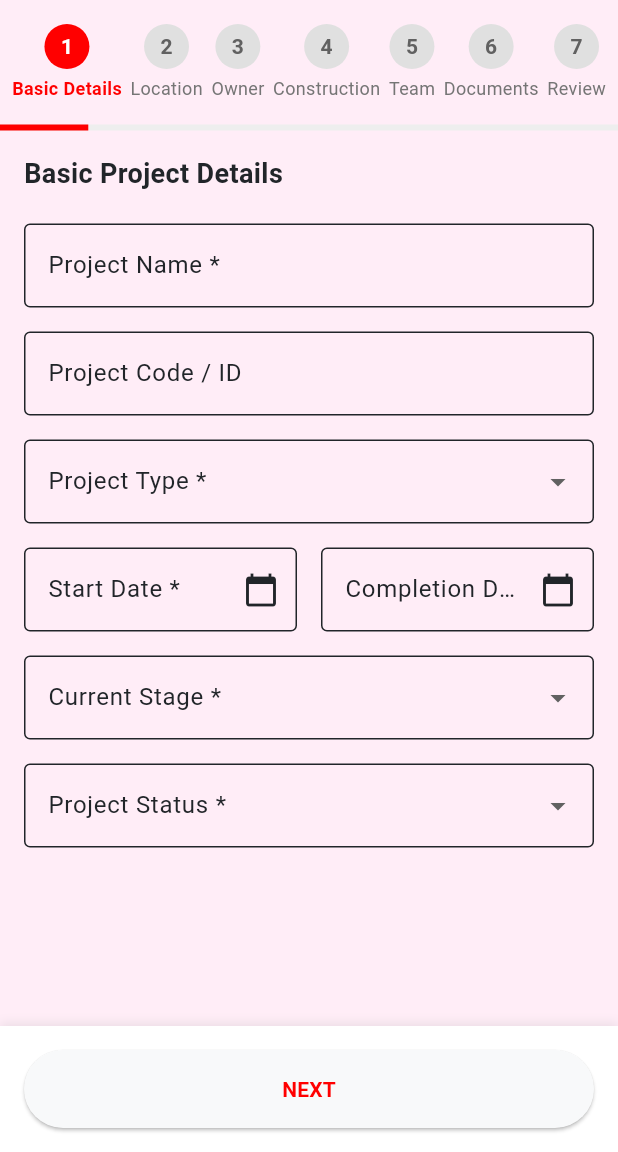
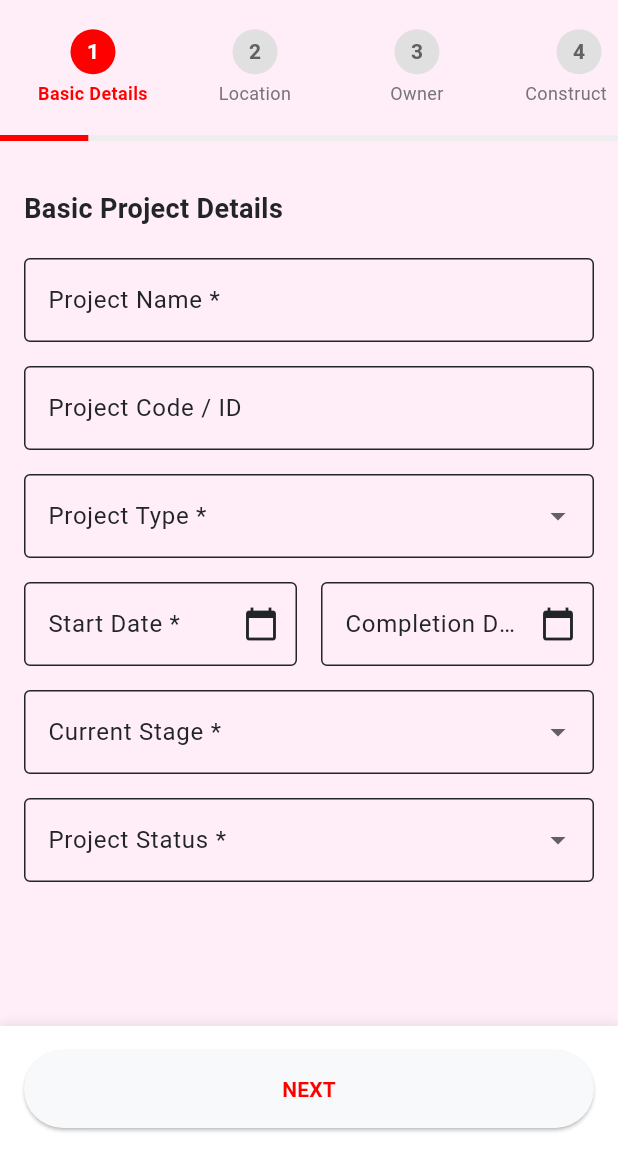
Before and after one commit to vara-prasad-f9/app-bharat-demo, a Flutter app: the AddProjectScreen widget shown alone on an empty page, opened directly, on a phone screen of 412 x 824 dp, the part 84-1236 px from its top. Run offline on Flutter 3.47's test engine with Material 3 defaults, Android fonts, the phone set to English and light mode, and no system bars; our stand-ins replace flutter_riverpod, geocoding, geolocator, go_router, shared_preferences; accounts and stored records are empty.

Commit message:
add steps

```diff
--- a/lib/screens/project/steps/add_project_screen.dart
+++ b/lib/screens/project/steps/add_project_screen.dart
@@ -71,20 +71,27 @@ class _AddProjectScreenState extends State<AddProjectScreen> {
       title: 'Add New Project',
       child: Column(
         children: [
-          // Stepper Header
+          // Stepper Header with horizontal scrolling
           Container(
             padding: const EdgeInsets.symmetric(vertical: 16, horizontal: 8),
+            height: 90, // Fixed height for the stepper
+            child: SingleChildScrollView(
+              scrollDirection: Axis.horizontal,
               child: Row(
-              mainAxisAlignment: MainAxisAlignment.spaceBetween,
+                mainAxisSize: MainAxisSize.min,
                 children: _steps.asMap().entries.map((entry) {
                   final index = entry.key;
                   final step = entry.value;
                   final isActive = index == _currentStep;
                   final isCompleted = index < _currentStep;
 
-                return GestureDetector(
+                  return Container(
+                    width: 100, // Fixed width for each step
+                    margin: const EdgeInsets.symmetric(horizontal: 4),
+                    child: GestureDetector(
                       onTap: () => _onStepTapped(index),
                       child: Column(
+                        mainAxisSize: MainAxisSize.min,
                         children: [
                           Container(
                             width: 30,
@@ -119,20 +126,29 @@ class _AddProjectScreenState extends State<AddProjectScreen> {
                                   ? Theme.of(context).primaryColor
                                   : Colors.grey[600],
                             ),
+                            maxLines: 2,
+                            textAlign: TextAlign.center,
+                            overflow: TextOverflow.ellipsis,
                           ),
                         ],
+                      ),
                     ),
                   );
                 }).toList(),
               ),
             ),
+          ),
 
           // Progress Bar
-          LinearProgressIndicator(
+          Container(
+            margin: const EdgeInsets.only(bottom: 16),
+            child: LinearProgressIndicator(
               value: (_currentStep + 1) / _steps.length,
               backgroundColor: Colors.grey[200],
+              minHeight: 4,
               valueColor: AlwaysStoppedAnimation<Color>(
                 Theme.of(context).primaryColor,
+              ),
             ),
           ),
 
```
Lines whose indentation alone changed are shown as unchanged.
